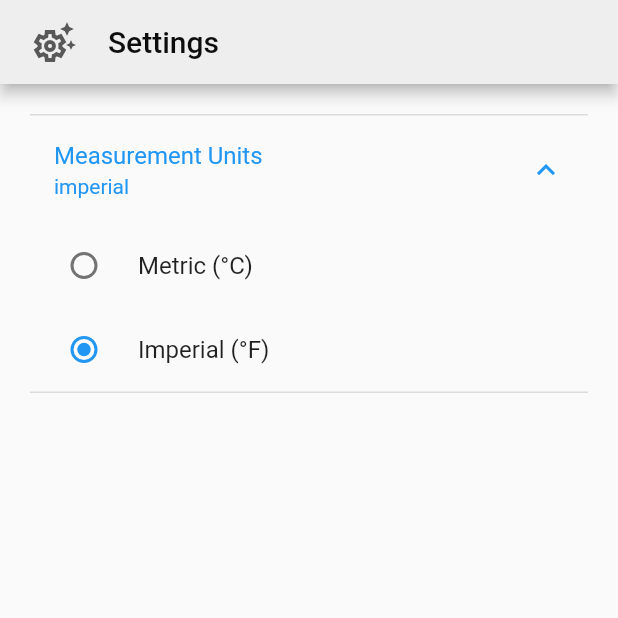
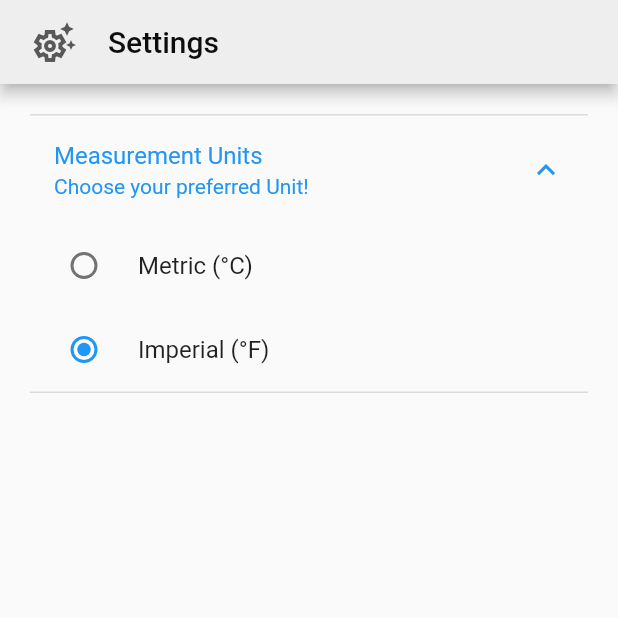
Before and after one commit to imravi76/Weather_flutter, a Flutter app: the SettingTab screen opened directly, after a tap on "Measurement Units", after a tap on "Imperial (°F)", on a phone screen of 412 x 824 dp, the top half of it. Run offline on Flutter 3.47's test engine with Material 2 defaults, Android fonts, the phone set to English and light mode, and no system bars; our stand-ins replace connectivity_plus, geocoding, geolocator, get, liquid_pull_to_refresh, localstorage and 2 more; accounts and stored records are empty.

Commit message:
Added weather units and internet connectivity checker

```diff
--- a/lib/tabs/setting_tab.dart
+++ b/lib/tabs/setting_tab.dart
@@ -1,4 +1,5 @@
 import 'package:flutter/material.dart';
+import 'package:shared_preferences/shared_preferences.dart';
 
 class SettingTab extends StatefulWidget {
   const SettingTab({Key? key}) : super(key: key);
@@ -36,7 +37,7 @@ class _SettingTabState extends State<SettingTab> {
         child: Container(
             padding: const EdgeInsets.all(20),
             child:
-                ExpansionTile(title: const Text("Measurement Units"), subtitle: Text(_value!), children: [
+                ExpansionTile(title: const Text("Measurement Units"), subtitle: const Text("Choose your preferred Unit!"), children: [
                   RadioListTile(
                       title: const Text("Metric (°C)"),
                       value: "metric",
@@ -44,6 +45,8 @@ class _SettingTabState extends State<SettingTab> {
                       onChanged: (value) {
                         setState(() {
                           _value = value.toString();
+
+                          setUnits(_value);
                         });
                       }),
                   RadioListTile(
@@ -54,6 +57,8 @@ class _SettingTabState extends State<SettingTab> {
                       onChanged: (value) {
                         setState(() {
                           _value = value.toString();
+
+                          setUnits(_value);
                         });
                       }),
                 ],
@@ -62,4 +67,10 @@ class _SettingTabState extends State<SettingTab> {
       ),
     );
   }
+
+  void setUnits(String? value) async{
+    final SharedPreferences prefs = await SharedPreferences.getInstance();
+
+    prefs.setString('units', _value!);
+  }
 }
--- a/lib/widgets/header_widget.dart
+++ b/lib/widgets/header_widget.dart
@@ -1,7 +1,6 @@
 import 'package:flutter/material.dart';
 import 'package:geocoding/geocoding.dart';
 import 'package:get/get.dart';
-import 'package:internet_connection_checker/internet_connection_checker.dart';
 import 'package:intl/intl.dart';
 import 'package:shared_preferences/shared_preferences.dart';
 import 'package:weather/controller/global_controller.dart';
@@ -17,7 +16,6 @@ class Header extends StatefulWidget {
 class _HeaderState extends State<Header> {
   String City = "";
   String Country = "";
-  bool connection = false;
 
   final GlobalController globalController =
       Get.put(GlobalController(), permanent: true);
@@ -26,7 +24,6 @@ class _HeaderState extends State<Header> {
   void initState() {
     getAddress();
     super.initState();
-    connection = globalController.connection;
   }
 
   getAddress() async {
@@ -71,7 +68,7 @@ class _HeaderState extends State<Header> {
                 style: const TextStyle(fontSize: 35, height: 2),
               ),
             ),
-            connection == true ? Container(
+            globalController.checkConnection() == true ? Container(
               margin: const EdgeInsets.only(right: 20),
               height: 5, width: 5, decoration: BoxDecoration(borderRadius: BorderRadius.circular(5), color: Colors.greenAccent),
             ): Container(
--- a/pubspec.yaml
+++ b/pubspec.yaml
@@ -45,8 +45,8 @@ dependencies:
   sqflite: ^2.2.2
   path:
   shared_preferences: ^2.0.15
-  internet_connection_checker: ^1.0.0+1
   localstorage: ^4.0.0+1
+  connectivity_plus: ^3.0.2
 
 dev_dependencies:
   flutter_test:
```
Also changed, not shown: lib/controller/global_controller.dart (+26 -6 lines), lib/fetch_weather.dart (+8 -3 lines), pubspec.lock, 2 other files.
